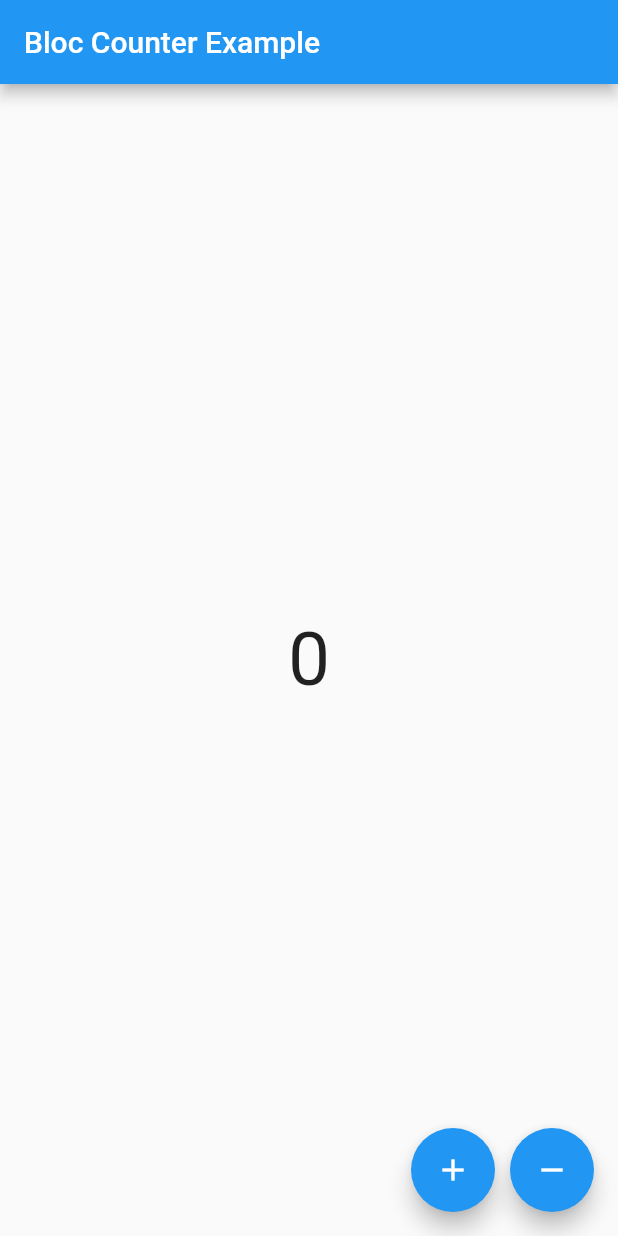
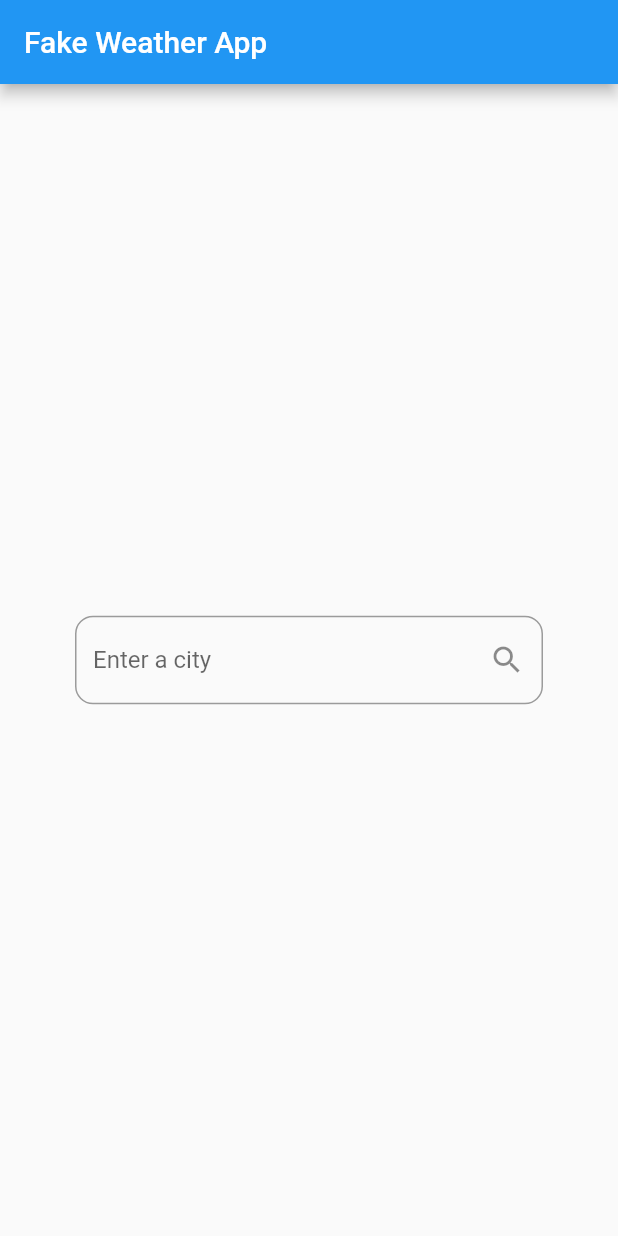
Before and after one commit to DianaM9031/bloc_example, a Flutter app: the screen it shows after launch, on a phone screen of 412 x 824 dp. Run offline on Flutter 3.47's test engine with Material 2 defaults, Android fonts, the phone set to English and light mode, and no system bars; our stand-ins replace bloc, equatable, flutter_bloc.

Commit message:
implemented bloc provider, builder and listener

```diff
--- /dev/null
+++ b/lib/bloc/weather_bloc.dart
@@ -0,0 +1,34 @@
+import 'dart:async';
+import 'dart:math';
+
+import 'package:bloc/bloc.dart';
+import 'package:bloc_example/model/weather.dart';
+import 'package:equatable/equatable.dart';
+
+part 'weather_event.dart';
+
+part 'weather_state.dart';
+
+class WeatherBloc extends Bloc<WeatherEvent, WeatherState> {
+  WeatherBloc(WeatherState weatherState) : super(WeatherInitial());
+
+  @override
+  Stream<WeatherState> mapEventToState(
+    WeatherEvent event,
+  ) async* {
+    if (event is GetWeather) {
+      yield WeatherLoading();
+      final weather = await _fetchWeatherFromFakeApi(event.cityName);
+      yield WeatherLoaded(weather);
+    }
+  }
+
+  Future<Weather> _fetchWeatherFromFakeApi(String cityName) {
+    return Future.delayed(Duration(seconds: 1), () {
+      return Weather(
+        cityName: cityName,
+        temperature: 20 + Random().nextInt(15) + Random().nextDouble(),
+      );
+    });
+  }
+}
--- /dev/null
+++ b/lib/bloc/weather_event.dart
@@ -0,0 +1,15 @@
+part of 'weather_bloc.dart';
+
+abstract class WeatherEvent extends Equatable {
+  const WeatherEvent();
+}
+
+class GetWeather extends WeatherEvent {
+  final String cityName;
+
+  GetWeather(this.cityName);
+
+  @override
+  List<Object> get props => [cityName];
+
+}
--- /dev/null
+++ b/lib/bloc/weather_state.dart
@@ -0,0 +1,23 @@
+part of 'weather_bloc.dart';
+
+abstract class WeatherState extends Equatable {
+  const WeatherState();
+}
+
+class WeatherInitial extends WeatherState {
+  @override
+  List<Object> get props => [];
+}
+
+class WeatherLoading extends WeatherState {
+  @override
+  List<Object> get props => [];
+}
+
+class WeatherLoaded extends WeatherState {
+  final Weather weather;
+
+  WeatherLoaded(this.weather);
+  @override
+  List<Object> get props => [weather];
+}
--- a/lib/counter_bloc.dart
+++ /dev/null
@@ -1,17 +0,0 @@
-import 'package:bloc/bloc.dart';
-import 'counter_event.dart';
-import 'counter_state.dart';
-
-class CounterBloc extends Bloc<CounterEvent, CounterState> {
-  CounterBloc(CounterState initialState) : super(initialState);
-
-  @override
-  Stream<CounterState> mapEventToState(CounterEvent event) async* {
-    final _currentState = state;
-    if (event is IncrementEvent) {
-      yield CounterState(counter: _currentState.counter + 1);
-    } else if (event is DecrementEvent) {
-      yield CounterState(counter: _currentState.counter - 1);
-    }
-  }
-}
--- a/lib/counter_event.dart
+++ /dev/null
@@ -1,5 +0,0 @@
-abstract class CounterEvent {}
-
-class IncrementEvent extends CounterEvent {}
-
-class DecrementEvent extends CounterEvent {}
--- a/lib/counter_state.dart
+++ /dev/null
@@ -1,7 +0,0 @@
-class CounterState {
-  final int counter;
-
-  const CounterState({this.counter});
-
-  factory CounterState.initial() => CounterState(counter: 0);
-}
--- a/lib/main.dart
+++ b/lib/main.dart
@@ -1,9 +1,8 @@
+import 'package:bloc_example/bloc/weather_bloc.dart';
 import 'package:flutter/material.dart';
 import 'package:flutter_bloc/flutter_bloc.dart';
 
-import 'counter_bloc.dart';
-import 'counter_event.dart';
-import 'counter_state.dart';
+import 'model/weather.dart';
 
 void main() {
   runApp(MyApp());
@@ -18,56 +17,129 @@ class MyApp extends StatelessWidget {
         primarySwatch: Colors.blue,
         visualDensity: VisualDensity.adaptivePlatformDensity,
       ),
-      home: BlocProvider(
-        create: (context) => CounterBloc(CounterState(counter: 0)),
-        child: MyHomePage(title: 'Flutter Demo Home Page'),
-      ),
+      home: WeatherPage(),
     );
   }
 }
 
-class MyHomePage extends StatefulWidget {
-  MyHomePage({Key key, this.title}) : super(key: key);
-
-  final String title;
+class WeatherPage extends StatefulWidget {
+  WeatherPage({Key key}) : super(key: key);
 
   @override
-  _MyHomePageState createState() => _MyHomePageState();
+  _WeatherPageState createState() => _WeatherPageState();
 }
 
-class _MyHomePageState extends State<MyHomePage> {
-  CounterBloc _counterBloc;
+class _WeatherPageState extends State<WeatherPage> {
+  final weatherBloc = WeatherBloc(WeatherInitial());
 
+  @override
   Widget build(BuildContext context) {
-    _counterBloc = BlocProvider.of<CounterBloc>(context);
     return Scaffold(
-      floatingActionButton: Row(
-        mainAxisAlignment: MainAxisAlignment.end,
-        children: [
-          FloatingActionButton(
-            child: Icon(Icons.add),
-            onPressed: () => _counterBloc.add(IncrementEvent()),
+      appBar: AppBar(
+        title: Text("Fake Weather App"),
+      ),
+      body: BlocProvider(
+        create: (context) => weatherBloc,
+        child: Container(
+          padding: EdgeInsets.symmetric(vertical: 16),
+          alignment: Alignment.center,
+          child: BlocListener<WeatherBloc, WeatherState>(
+            listener: (context, state) {
+              if(state is WeatherLoaded) {
+                print('Loaded: ${state.weather.cityName}');
+              }
+            },
+            child: BlocBuilder<WeatherBloc, WeatherState>(
+                builder: (context, state) {
+                  if(state is WeatherInitial) {
+                    return buildInitialInput();
+                  } else if(state is WeatherLoading) {
+                    return buildLoading();
+                  } else if(state is WeatherLoaded) {
+                    return buildColumnWithData(state.weather);
+                  } else {
+                    return Container();
+                  }
+                },
+            ),
           ),
-          SizedBox(width: 10),
-          FloatingActionButton(
-            child: Icon(Icons.remove),
-            onPressed: () => _counterBloc.add(DecrementEvent()),
-          ),
-        ],
-      ),
-      appBar: AppBar(
-        title: Text('Bloc Counter Example'),
-      ),
-      body: Center(
-        child: BlocBuilder<CounterBloc, CounterState>(
-          builder: (context, state) {
-            return Text(
-              '${state.counter}',
-              style: TextStyle(fontSize: 50.0),
-            );
-          },
         ),
       ),
     );
   }
+
+  Column buildColumnWithData(Weather weather) {
+    return Column(
+      mainAxisAlignment: MainAxisAlignment.spaceEvenly,
+      children: <Widget>[
+        Text(
+          '${weather.cityName}',
+          style: TextStyle(
+            fontSize: 40,
+            fontWeight: FontWeight.w700,
+          ),
+        ),
+        Text(
+          "${weather.temperature.toStringAsFixed(1)} °C",
+          style: TextStyle(fontSize: 80),
+        ),
+        CityInputField(),
+      ],
+    );
+  }
+
+  @override
+  void dispose() {
+    super.dispose();
+    // weatherBloc.dispose();
+  }
+
+  Widget buildInitialInput() {
+    return Center(
+      child: CityInputField(),
+    );
+  }
+
+  Widget buildLoading() {
+    return Center(
+      child: CircularProgressIndicator(),
+    );
+  }
 }
+
+class CityInputField extends StatefulWidget {
+  const CityInputField({
+    Key key,
+  }) : super(key: key);
+
+  @override
+  _CityInputFieldState createState() => _CityInputFieldState();
+}
+
+class _CityInputFieldState extends State<CityInputField> {
+  @override
+  Widget build(BuildContext context) {
+    return Padding(
+      padding: const EdgeInsets.symmetric(horizontal: 50),
+      child: TextField(
+        onSubmitted: submitCityName,
+        textInputAction: TextInputAction.search,
+        decoration: InputDecoration(
+          hintText: "Enter a city",
+          border: OutlineInputBorder(borderRadius: BorderRadius.circular(12)),
+          suffixIcon: Icon(Icons.search),
+        ),
+      ),
+    );
+  }
+
+  void submitCityName(String cityName) {
+    final weatherBloc = BlocProvider.of<WeatherBloc>(context);
+    weatherBloc.add(GetWeather(cityName));
+  }
+
+  @override
+  void dispose() {
+    super.dispose();
+  }
+}
--- /dev/null
+++ b/lib/model/weather.dart
@@ -0,0 +1,15 @@
+import 'package:equatable/equatable.dart';
+import 'package:flutter/foundation.dart';
+
+class Weather extends Equatable {
+  final String cityName;
+  final double temperature;
+
+  Weather({
+    @required this.cityName,
+    @required this.temperature,
+  });
+
+  @override
+  List<Object> get props => [cityName, temperature];
+}
--- a/pubspec.yaml
+++ b/pubspec.yaml
@@ -14,6 +14,7 @@ dependencies:
 
   cupertino_icons: ^1.0.0
   flutter_bloc: ^6.1.2
+  equatable: ^1.2.6
 
 dev_dependencies:
   flutter_test:
```
Also changed, not shown: pubspec.lock.
